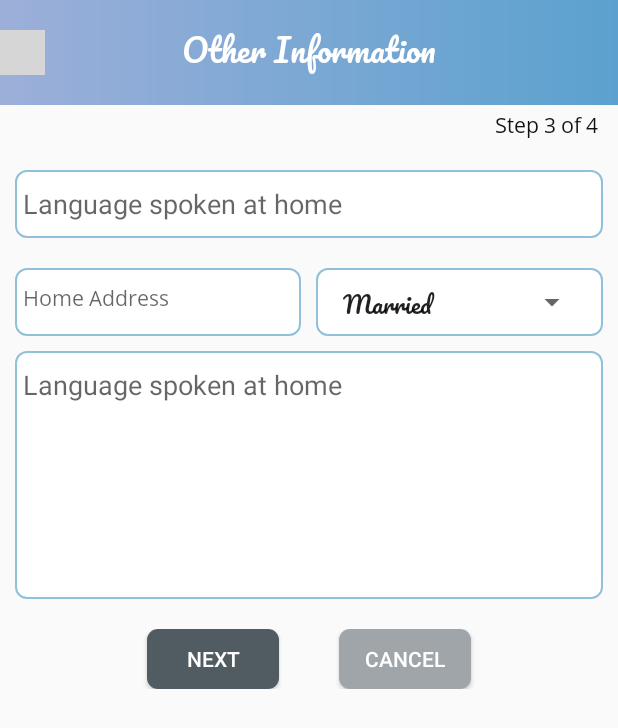
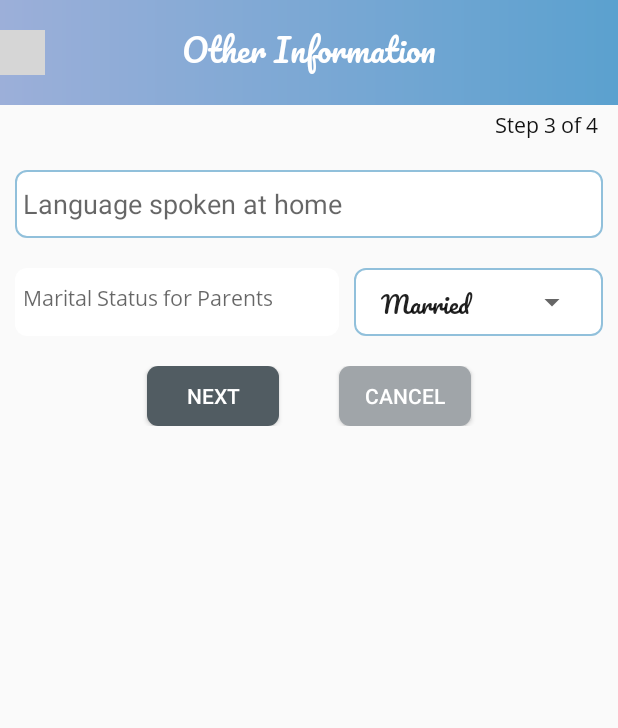
Before and after one commit to foravnish/Pinerria1, an Android app: the OtherInfo screen opened directly, with no data from a screen before it, on a phone screen of 412 x 824 dp. Shown: the top 728 px of the screen. Run offline under Robolectric (Android 15) with nearby library versions, the phone set to English and light mode, and no system bars; network calls fail; grey boxes are pictures that could not be loaded.

Commit message:
Update_Home2

```diff
--- a/app/src/main/java/sweet/home/pinerria1/Activity/FatherInfo.java
+++ b/app/src/main/java/sweet/home/pinerria1/Activity/FatherInfo.java
@@ -101,6 +101,12 @@ public class FatherInfo extends AppCompatActivity {
             mobile.requestFocus();
             return false;
         }
+        else if (TextUtils.isEmpty(education.getText().toString()))
+        {
+            education.setError("Oops! Education field blank");
+            education.requestFocus();
+            return false;
+        }
         else if (TextUtils.isEmpty(ocption.getText().toString()))
         {
             ocption.setError("Oops! Occupation field blank");
--- a/app/src/main/java/sweet/home/pinerria1/Activity/MotherInfo.java
+++ b/app/src/main/java/sweet/home/pinerria1/Activity/MotherInfo.java
@@ -104,6 +104,12 @@ public class MotherInfo extends AppCompatActivity {
             mobile.requestFocus();
             return false;
         }
+        else if (TextUtils.isEmpty(education.getText().toString()))
+        {
+            education.setError("Oops! Education field blank");
+            education.requestFocus();
+            return false;
+        }
         else if (TextUtils.isEmpty(ocption.getText().toString()))
         {
             ocption.setError("Oops! Occupation field blank");
--- a/app/src/main/java/sweet/home/pinerria1/Activity/OtherInfo.java
+++ b/app/src/main/java/sweet/home/pinerria1/Activity/OtherInfo.java
@@ -54,7 +54,10 @@ public class OtherInfo extends AppCompatActivity {
             public void onItemSelected(AdapterView<?> adapterView, View view, int i, long l) {
                 statusM=switchStatus.getSelectedItem().toString();
                 if (i==0){
-
+                    language2.setVisibility(View.GONE);
+                }
+                else if (i==1){
+                    language2.setVisibility(View.VISIBLE);
                 }
             }
 
--- /dev/null
+++ b/app/src/main/res/drawable/strock_edit3.xml
@@ -0,0 +1,18 @@
+<?xml version="1.0" encoding="UTF-8"?>
+<shape xmlns:android="http://schemas.android.com/apk/res/android">
+    <solid android:color="#fff"/>
+    <stroke
+        android:width="1dp"
+        android:color="#fff"/>
+
+    <padding
+        android:bottom="10dp"
+        android:left="10dp"
+        android:right="10dp"
+        android:top="10dp" />
+    <corners
+        android:bottomLeftRadius="7dp"
+        android:bottomRightRadius="7dp"
+        android:topLeftRadius="7dp"
+        android:topRightRadius="7dp" />
+</shape>
--- a/app/src/main/res/layout/activity_other_info.xml
+++ b/app/src/main/res/layout/activity_other_info.xml
@@ -86,18 +86,18 @@
                     android:layout_width="0dp"
                     android:layout_height="45dp"
                     android:layout_marginRight="10dp"
-                    android:hint="Home Address"
-                    android:layout_weight="1.5"
+                    android:hint="Marital Status for Parents"
+                    android:layout_weight="1.7"
                     android:layout_below="@+id/sign"
                     android:paddingLeft="5dp"
                     android:fontFamily="@font/listfont"
-                    android:background="@drawable/strock_edit"/>
+                    android:background="@drawable/strock_edit3"/>
 
                 <LinearLayout
                     android:layout_width="0dp"
                     android:layout_height="45dp"
                     android:background="@drawable/strock_edit"
-                    android:layout_weight="1.5">
+                    android:layout_weight="1.3">
                     <Spinner
                         android:id="@+id/switchStatus"
                         android:layout_width="match_parent"
@@ -114,7 +114,7 @@
                 android:layout_width="match_parent"
                 android:layout_height="165dp"
                 android:layout_marginTop="10dp"
-                android:hint="Language spoken at home"
+                android:hint="If separated, indicate procedures that affect Home \nSweet Home's care for your child"
                 android:layout_below="@+id/sign"
                 android:paddingLeft="5dp"
                 android:gravity="top"
```
Also changed, not shown: app/src/main/java/sweet/home/pinerria1/Fragment/Monthely.java (+14 -0 lines).
